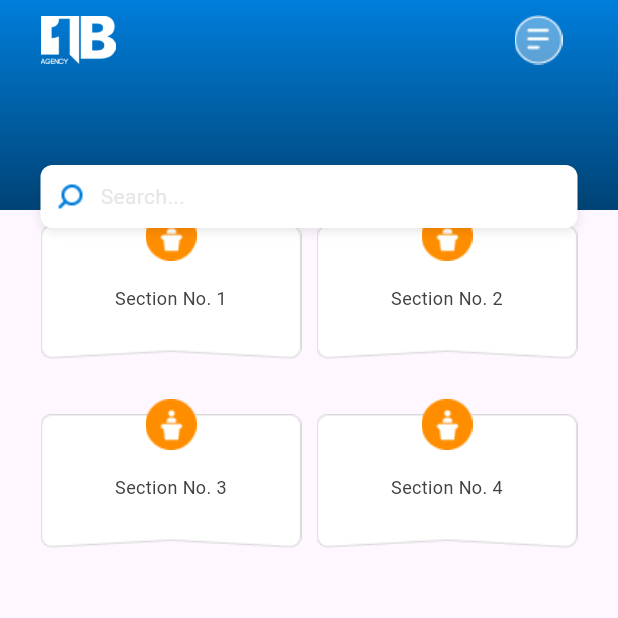
After one commit to Ezzat200/one_billon, a Flutter app: the SectionsScreen screen opened directly, on a phone screen of 412 x 824 dp, the top half of it. The commit adds this screen. Run offline on Flutter 3.47's test engine with Material 3 defaults, Android fonts, the phone set to English and light mode, and no system bars; our stand-ins replace bloc, cached_network_image, cloud_firestore, curved_labeled_navigation_bar, device_preview, firebase_auth and 9 more; accounts and stored records are empty; network calls fail.

Commit message:
`feat: Added sections feature and related code changes`

```diff
--- a/lib/l10n/intl_ar.arb
+++ b/lib/l10n/intl_ar.arb
@@ -34,6 +34,7 @@
   "The_data_has_been_successfully_updated":"تم تحديث البيانات بنجاح!",
   "save_data":"حفظ البيانات",
   "Edit_data":"تعديل البيانات",
-  "Please_log_in_first_to_access_our_exclusive_services":"قم بتسجيل الدخول عندنا اولا لتحصل على الخدمات الخاصة بينا"
+  "Please_log_in_first_to_access_our_exclusive_services":"قم بتسجيل الدخول عندنا اولا لتحصل على الخدمات الخاصة بينا",
+  "Sections":"الاقسام"
 
 }
--- a/lib/l10n/intl_en.arb
+++ b/lib/l10n/intl_en.arb
@@ -33,5 +33,6 @@
   "The_data_has_been_successfully_updated":"The data has been successfully updated!",
   "save_data":"Save Data",
   "Edit_data":"Edit Data",
-  "Please_log_in_first_to_access_our_exclusive_services":"Please log in first to access our exclusive services"
+  "Please_log_in_first_to_access_our_exclusive_services":"Please log in first to access our exclusive services",
+  "Sections":"Sections"
 }
--- a/lib/screens/layout/cubit/cubit.dart
+++ b/lib/screens/layout/cubit/cubit.dart
@@ -10,6 +10,7 @@ import 'package:one_billon/screens/home/home.dart';
 import 'package:one_billon/screens/layout/cubit/states.dart';
 import 'package:one_billon/screens/profile/profile_details.dart';
 import 'package:one_billon/screens/profile/profile_screen.dart';
+import 'package:one_billon/screens/sections/sections_screen.dart';
 import 'package:one_billon/screens/services/service_details.dart';
 import 'package:one_billon/screens/services/services_screen.dart';
 
@@ -34,6 +35,7 @@ class OneBillonCubit extends Cubit<OneBillonStates> {
 
   List<Widget> screens = [
     Home(),
+    SectionsScreen(),
     ServicesScreen(),
     BlogScreen(),
 
--- /dev/null
+++ b/lib/screens/sections/sections_screen.dart
@@ -0,0 +1,171 @@
+import 'package:flutter/material.dart';
+import 'package:flutter_bloc/flutter_bloc.dart';
+import 'package:one_billon/generated/l10n.dart';
+import 'package:one_billon/screens/layout/cubit/cubit.dart';
+import 'package:one_billon/screens/layout/cubit/states.dart';
+import 'package:one_billon/screens/widgets/custom_drawer.dart';
+import 'package:one_billon/shared/color.dart';
+
+class SectionsScreen extends StatelessWidget {
+  const SectionsScreen({super.key, this.image});
+  final String? image;
+
+  @override
+  Widget build(BuildContext context) {
+    return BlocConsumer<OneBillonCubit, OneBillonStates>(
+      builder: (context, state) {
+        final cubit = OneBillonCubit.get(context);
+        List<String> department = [
+          'Section No. 1',
+          'Section No. 2',
+          'Section No. 3',
+          'Section No. 4',
+        ];
+
+        return Scaffold(
+          body: SingleChildScrollView(
+            child: Stack(
+              children: [
+                Padding(
+                  padding: const EdgeInsets.only(top: 150, left: 27, right: 27),
+                  child: Column(
+                    children: [
+                      if (cubit.blogs != null)
+                        GridView.builder(
+                          shrinkWrap: true,
+                          physics: const NeverScrollableScrollPhysics(),
+                          itemCount: department.length,
+                          gridDelegate: const SliverGridDelegateWithFixedCrossAxisCount(
+                            crossAxisCount: 2,
+                            childAspectRatio: 3 / 2,
+                            crossAxisSpacing: 10,
+                            mainAxisSpacing: 10,
+                          ),
+                          itemBuilder: (context, index) {
+                            return GestureDetector(
+                              onTap: () {
+                                   OneBillonCubit.get(context).openServiceDetails(
+                                    context, cubit.services![index]);
+                              },
+                              child: Stack(
+                                clipBehavior: Clip.none,
+                                children: [
+                                  Image.asset('assets/images/sec.png'),
+                                  Positioned(
+                                    top: -10, // اجعلها قريبة من الحافة العلوية
+                                    left: 0,
+                                    right: 0,
+                                    child: Align(
+                                      alignment: Alignment.topCenter,
+                                      child: Image.asset(
+                                        'assets/images/departmentcircle.png',
+
+                                        fit: BoxFit.contain,
+                                      ),
+                                    ),
+                                  ),
+                                  Positioned(
+                                    top: 40,
+                                    left: 15,
+                                    right: 15,
+                                    child: Text(
+                                      department[index],
+                                      textAlign: TextAlign.center,
+                                      style: const TextStyle(
+                                        color: Color(0xff414141),
+                                        fontWeight: FontWeight.w400,
+                                        fontSize: 12,
+                                      ),
+                                    ),
+                                  ),
+                                ],
+                              ),
+                            );
+                          },
+                        ),
+                    ],
+                  ),
+                ),
+                // Header
+                Container(
+            height: 140,
+            decoration: const BoxDecoration(
+              gradient: LinearGradient(
+                colors: [Color(0xff007EDB), Color(0xff004375)],
+                begin: Alignment.topCenter,
+                end: Alignment.bottomCenter,
+              ),
+            ),
+            child: SafeArea(
+              child: Padding(
+                padding: const EdgeInsets.symmetric(horizontal: 27, vertical: 10),
+                child: Column(
+                  children: [
+                    Row(
+                      mainAxisAlignment: MainAxisAlignment.spaceBetween,
+                      children: [
+                        GestureDetector(onTap: () {
+                          Navigator.pop(context);
+                        },
+                          child: Image.asset('assets/images/logo.png', height: 33, width: 50)),
+                        Row(
+                          children: [
+                                CustomDrawer(),
+                            const SizedBox(width: 10),
+
+                          ],
+                        ),
+                      ],
+                    ),
+                  ],
+                ),
+              ),
+            ),
+          ),
+
+                // Search Box
+                Positioned(
+                  top: 110,
+                  left: 27,
+                  right: 27,
+                  child: Container(
+                    height: 42,
+                    decoration: BoxDecoration(
+                      color: ColorManager.white,
+                      borderRadius: BorderRadius.circular(8),
+                      boxShadow: [
+                        BoxShadow(
+                          color: Colors.black.withOpacity(0.1),
+                          blurRadius: 5,
+                          offset: const Offset(0, 2),
+                        )
+                      ],
+                    ),
+                    child: Padding(
+                      padding: const EdgeInsets.all(10),
+                      child: Row(
+                        children: [
+                          Image.asset('assets/images/search.png'),
+                          const SizedBox(width: 10),
+                          Text(
+                            S.of(context).search,
+                            style: const TextStyle(
+                              color: Color(0xffE6E6E6),
+                              fontSize: 14,
+                              fontWeight: FontWeight.w400,
+                            ),
+                          ),
+                        ],
+                      ),
+                    ),
+                  ),
+                ),
+              ],
+            ),
+          ),
+        );
+      },
+      listener: (context, state) {},
+    );
+  }
+}
--- a/lib/screens/services/services_screen.dart
+++ b/lib/screens/services/services_screen.dart
@@ -112,7 +112,7 @@ class ServicesScreen extends StatelessWidget {
                                 height: 33, width: 50),
                             Row(
                               children: [
-                                Image.asset('assets/images/drwer.png'),
+                               CustomDrawer(),
                                 const SizedBox(width: 10),
                                 Image.asset('assets/images/notification.png'),
                               ],
--- a/pubspec.yaml
+++ b/pubspec.yaml
@@ -49,6 +49,7 @@ dependencies:
   intl: any
   shared_preferences: ^2.5.2
   shimmer: ^3.0.0
+  smooth_page_indicator: ^1.2.1
   video_player: ^2.9.3
 
 dev_dependencies:
```
Also changed, not shown: lib/screens/home/home.dart (+64 -5 lines), lib/screens/layout/layout.dart (+23 -7 lines), lib/screens/sections/sections_details.dart (added, +215 -0 lines), lib/screens/widgets/custom_ad.dart (added, +20 -0 lines), lib/screens/widgets/custom_department.dart (added, +33 -0 lines), lib/screens/widgets/custom_drawer.dart (+9 -0 lines), assets/images/department.png (added), assets/images/departmentcircle.png (added), assets/images/sec.png (added), assets/images/sections.png (added), lib/generated/intl/messages_ar.dart, lib/generated/intl/messages_en.dart, lib/generated/l10n.dart, pubspec.lock.
